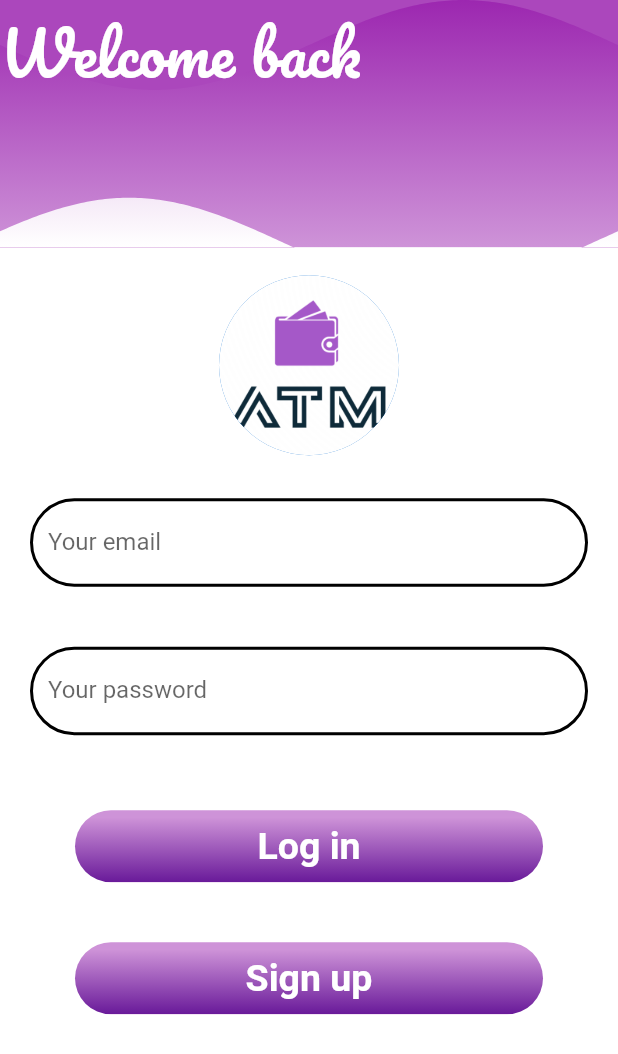
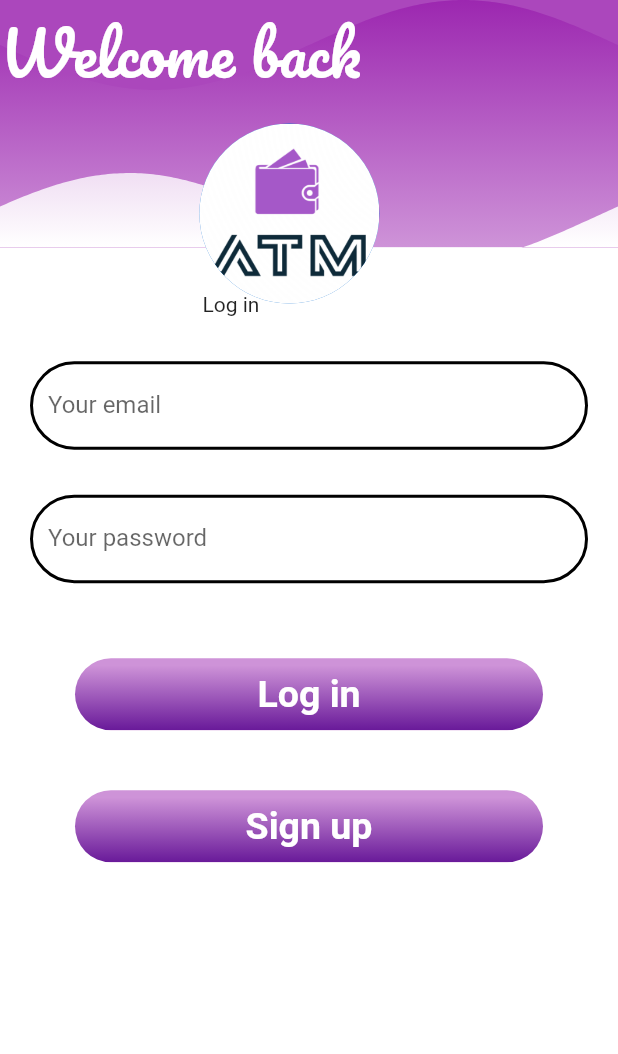
Before and after one commit to cuongceg/meow-money, a Flutter app: the Login screen opened directly, on a phone screen of 412 x 824 dp. Shown: the top 1054 px of the screen. Run offline on Flutter 3.47's test engine with Material 2 defaults, Android fonts, the phone set to English and light mode, and no system bars; drawn by our look-alikes of wave; our stand-ins replace animate_do, cloud_firestore, firebase_core, get, google_fonts, permission_handler and 1 more; missing offline and left inert: flutter_sms_inbox, size_config; accounts and stored records are empty; statements that could not run were skipped.

Commit message:
giao dien login version 1.1

```diff
--- a/lib/pages/login/login.dart
+++ b/lib/pages/login/login.dart
@@ -1,11 +1,11 @@
+import 'package:monney_management/pages/home/home_page.dart';
 import 'package:wave/config.dart';
 import 'package:wave/wave.dart';
 import 'package:monney_management/services/auth_service.dart';
-import 'package:monney_management/pages/sign_up.dart';
+import 'package:monney_management/pages/login/sign_up.dart';
 import 'package:monney_management/const_value.dart';
 import 'package:flutter/material.dart';
 import 'package:flutter/services.dart';
-import 'package:monney_management/view/chose_datetime.dart';
 
 class Login extends StatefulWidget{
   const Login({Key? key}) : super(key: key);
@@ -15,9 +15,10 @@ class Login extends StatefulWidget{
 
 
 class _LoginState extends State<Login>{
+  final AuthService authService=AuthService();
   final _formKey=GlobalKey<FormState>();
   final AuthService auth= AuthService();
-  String? email,password;
+  String email='',password='';
   final emailController=TextEditingController();
   final passwordController=TextEditingController();
   @override
@@ -37,6 +38,7 @@ class _LoginState extends State<Login>{
               child: ListView(
                 children:<Widget>[
                   Stack(
+                    clipBehavior: Clip.none,
                     children: [
                       Positioned(
                           child:Container(
@@ -52,26 +54,26 @@ class _LoginState extends State<Login>{
                               [Colors.white,Colors.purple.shade200],
                             ],
                             durations: [5000,10000,6000],
-                            heightPercentages:[0,0.4,0.8]
+                            heightPercentages:[0,0.35,0.7]
                         ),
                         size: Size(widthR,heightR/5),
                       ),
                       Positioned(child: Text("Welcome back",style: Font().welcomeWhite,),),
+                      Positioned(
+                          top: heightR/10,
+                          left:widthR/3.1,
+                          child:const CircleAvatar(
+                            backgroundImage: AssetImage('assets/images/logo_signin.png'),
+                            radius: 60,
+                          ))
                     ],
                   ),
                   Padding(
-                      padding:const EdgeInsets.symmetric(vertical: 10),
-                      child: SizedBox(
-                        width: widthR/5,
-                        height: heightR/6,
-                        child: const Center(child:CircleAvatar(
-                          backgroundImage: AssetImage('assets/images/logo_signin.png'),
-                          radius: 60,
-                        )),
-                      ),
+                      padding: const EdgeInsets.only(top:30,left:135),
+                      child: Text('Log in',style: Font().welcomePurple,),
                   ),
                   Padding(
-                    padding: const EdgeInsets.symmetric(vertical: 10,horizontal: 20),
+                    padding: const EdgeInsets.only(top:30,left: 20,right: 20),
                     child:TextFormField(
                       validator:(val){
                         if(val==null||val.isEmpty){
@@ -111,8 +113,18 @@ class _LoginState extends State<Login>{
                       decoration: ConstWigdet().boxDecoration(),
                       child: TextButton(
                         child:Text("Log in",style:Font().headingWhite,),
-                        onPressed:(){
-                          Navigator.push(context,MaterialPageRoute(builder:(context)=>const TextScreen()));
+                        onPressed:()async{
+                          dynamic result =authService.signInemailandpassword(email, password);
+                          if(result == null){
+                            final snackBar = SnackBar(
+                              backgroundColor:Colors.purple[100],
+                              content: Text('Invalid email or wrong password!',style: Font().bodyWhite,),
+                            );
+                            ScaffoldMessenger.of(context).showSnackBar(snackBar);
+                          }
+                          else{
+                            Navigator.push(context,MaterialPageRoute(builder:(context)=>const HomePage()));
+                          }
                         },
                       ),
                     ),
```
